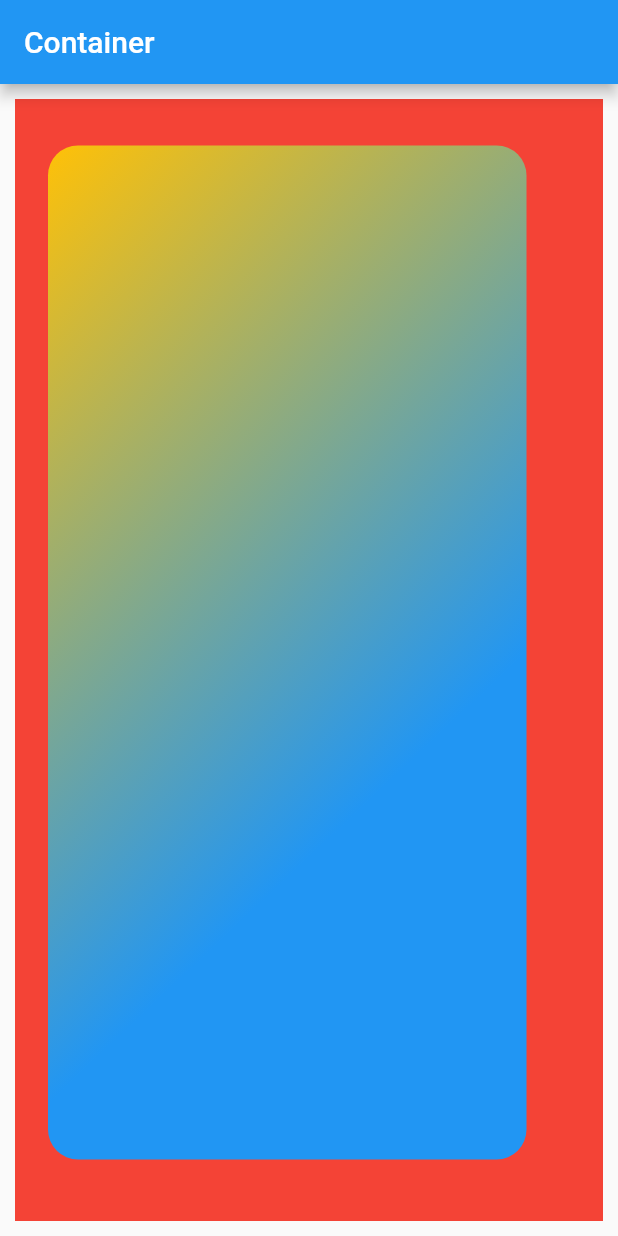
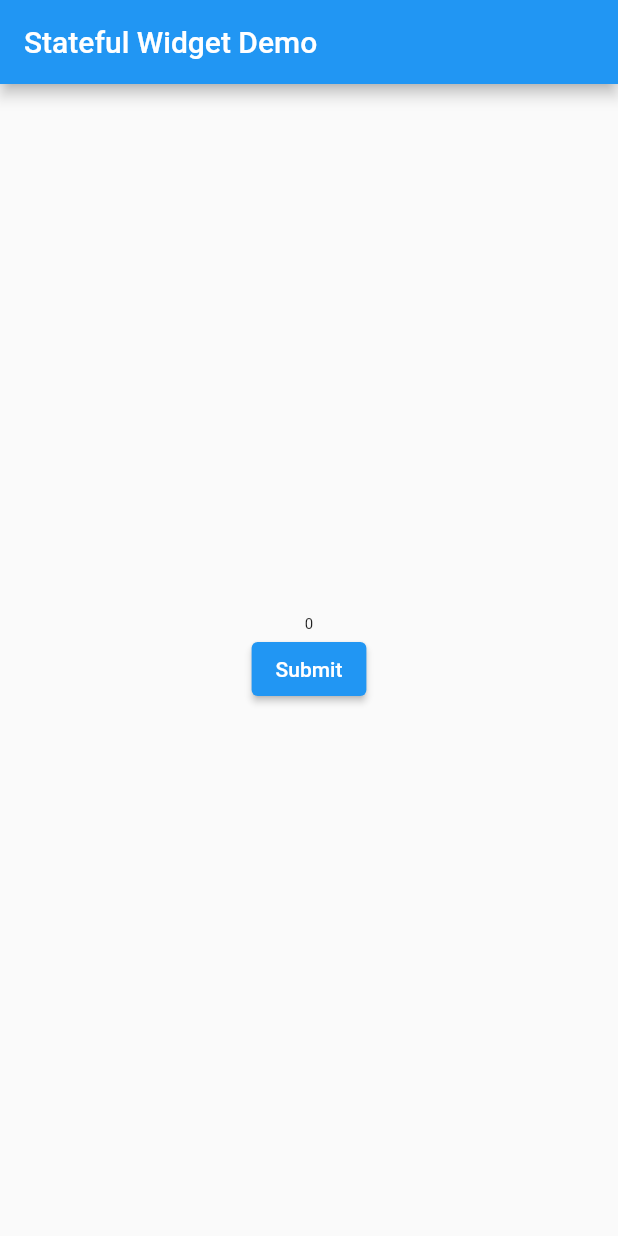
Before and after one commit to putranurf/hello-flutter, a Flutter app: the screen it shows after launch, on a phone screen of 412 x 824 dp. Run offline on Flutter 3.47's test engine with Material 2 defaults, Android fonts, the phone set to English and light mode, and no system bars.

Commit message:
Training Stateful Widget

```diff
--- a/lib/main.dart
+++ b/lib/main.dart
@@ -3,7 +3,8 @@ import 'package:flutter/material.dart';
 void main() {
   // runApp(const RowColumn());
   // runApp(const TextApp());
-  runApp(const ContainerApp());
+  // runApp(const ContainerApp());
+  runApp(const TestStatefulWidget());
 }
 
 // class TextApp extends StatelessWidget {
@@ -65,29 +66,69 @@ void main() {
 //   }
 // }
 
-class ContainerApp extends StatelessWidget {
-  const ContainerApp({super.key});
+// class ContainerApp extends StatelessWidget {
+//   const ContainerApp({super.key});
+
+//   @override
+//   Widget build(BuildContext context) {
+//     return MaterialApp(
+//       home: Scaffold(
+//         appBar: AppBar(
+//           title: Text("Container"),
+//         ),
+//         body: Container(
+//           color: Colors.red,
+//           padding: EdgeInsets.fromLTRB(12, 21, 41, 31),
+//           margin: EdgeInsets.all(10),
+//           child: Container(
+//             margin: EdgeInsets.all(10),
+//             decoration: BoxDecoration(
+//               borderRadius: BorderRadius.circular(20),
+//               gradient: LinearGradient(
+//                 begin: Alignment.topLeft,
+//                 colors: <Color>[Colors.amber, Colors.blue],
+//               ),
+//             ),
+//           ),
+//         ),
+//       ),
+//     );
+//   }
+// }
+
+class TestStatefulWidget extends StatefulWidget {
+  const TestStatefulWidget({super.key});
+
+  @override
+  State<TestStatefulWidget> createState() => _TestStatefulWidgetState();
+}
+
+class _TestStatefulWidgetState extends State<TestStatefulWidget> {
+  int number = 0;
+  void onSubmit() => setState(() {
+        number = number + 1;
+      });
 
   @override
   Widget build(BuildContext context) {
     return MaterialApp(
       home: Scaffold(
         appBar: AppBar(
-          title: Text("Container"),
+          title: Text("Stateful Widget Demo"),
         ),
-        body: Container(
-          color: Colors.red,
-          padding: EdgeInsets.fromLTRB(12, 21, 41, 31),
-          margin: EdgeInsets.all(10),
-          child: Container(
-            margin: EdgeInsets.all(10),
-            decoration: BoxDecoration(
-              borderRadius: BorderRadius.circular(20),
-              gradient: LinearGradient(
-                begin: Alignment.topLeft,
-                colors: <Color>[Colors.amber, Colors.blue],
+        body: Center(
+          child: Column(
+            mainAxisAlignment: MainAxisAlignment.center,
+            children: <Widget>[
+              Text(
+                number.toString(),
+                style: TextStyle(fontSize: 10 + number.toDouble()),
               ),
-            ),
+              ElevatedButton(
+                onPressed: onSubmit,
+                child: Text("Submit"),
+              )
+            ],
           ),
         ),
       ),
```
